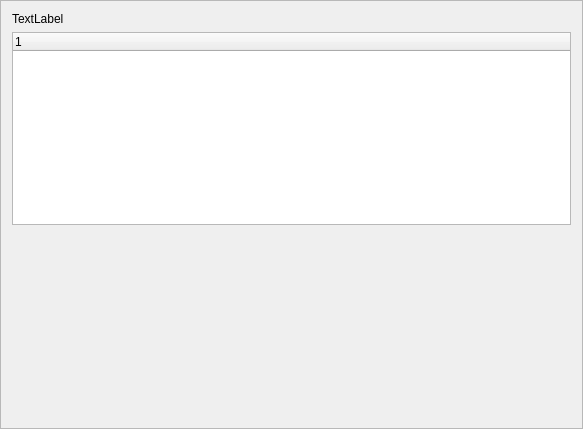
Before: the Qt Designer form Setup/mapdownloadframe.ui in dotevo/Pilocik, drawn with Qt 5.
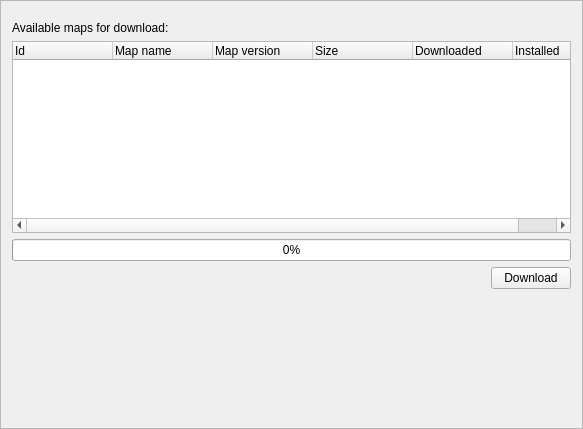
After: the same form once the commit is applied.

The edit to the form file:
```diff
--- a/Setup/mapdownloadframe.ui
+++ b/Setup/mapdownloadframe.ui
@@ -20,10 +20,13 @@
    <enum>QFrame::Raised</enum>
   </property>
   <layout class="QVBoxLayout" name="verticalLayout">
+   <property name="topMargin">
+    <number>20</number>
+   </property>
    <item>
     <widget class="QLabel" name="label">
      <property name="text">
-      <string>TextLabel</string>
+      <string>Available maps for download:</string>
      </property>
     </widget>
    </item>
@@ -31,11 +34,67 @@
     <widget class="QTreeWidget" name="treeWidget">
      <column>
       <property name="text">
-       <string notr="true">1</string>
+       <string>Id</string>
       </property>
      </column>
+     <column>
+      <property name="text">
+       <string>Map name</string>
+      </property>
+     </column>
+     <column>
+      <property name="text">
+       <string notr="true">Map version</string>
+      </property>
+     </column>
+     <column>
+      <property name="text">
+       <string>Size</string>
+      </property>
+     </column>
+     <column>
+      <property name="text">
+       <string>Downloaded</string>
+      </property>
+     </column>
+     <column>
+      <property name="text">
+       <string>Installed</string>
+      </property>
+     </column>
     </widget>
    </item>
+   <item>
+    <widget class="QProgressBar" name="downloadProgress">
+     <property name="value">
+      <number>0</number>
+     </property>
+    </widget>
+   </item>
+   <item>
+    <layout class="QHBoxLayout" name="horizontalLayout">
+     <item>
+      <spacer name="horizontalSpacer">
+       <property name="orientation">
+        <enum>Qt::Horizontal</enum>
+       </property>
+       <property name="sizeHint" stdset="0">
+        <size>
+         <width>40</width>
+         <height>20</height>
+        </size>
+       </property>
+      </spacer>
+     </item>
+     <item>
+      <widget class="QPushButton" name="downloadBtn">
+       <property name="text">
+        <string>Download</string>
+       </property>
+      </widget>
+     </item>
+    </layout>
+   </item>
    <item>
     <spacer name="verticalSpacer">
      <property name="orientation">
```
Left out of the diff: 4 changed lines with no effect on the pictures.
